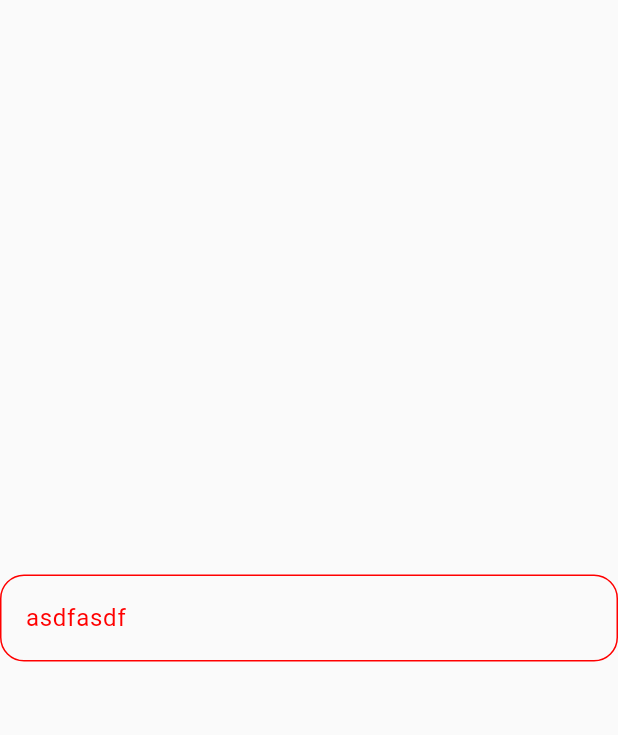
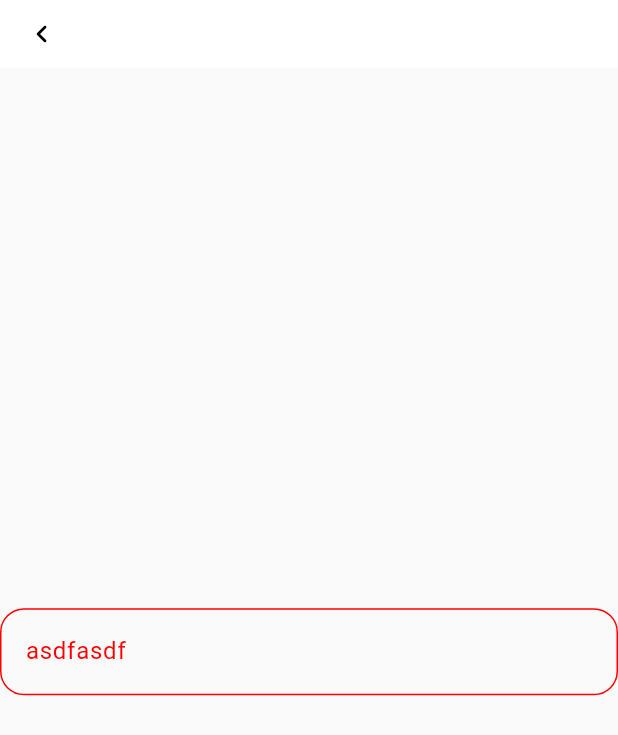
Before and after one commit to ShoshiDeveloper/shoko_ui, a Flutter app: the screen it shows after launch, on a phone screen of 412 x 824 dp. Shown: the top 735 px of the screen. Run offline on Flutter 3.47's test engine with Material 3 defaults, Android fonts, the phone set to English and light mode, and no system bars; our stand-ins replace gap.

Commit message:
update example

```diff
--- a/example/lib/main.dart
+++ b/example/lib/main.dart
@@ -18,8 +18,9 @@ class MyApp extends StatelessWidget {
     return const MaterialApp(
       home: SThemeWidget(
           shokoUITheme: STheme(
-              badgeTheme: SBadgeTheme(alertColor: Colors.red, textAlertColor: Colors.white),
-              contentTheme: SContentColors(
+            badgeTheme: SBadgeTheme(alertColor: Colors.red, textAlertColor: Colors.white),
+            colors: SThemeColors(
+              content: SContentColors(
                 primary: Colors.black,
                 invertPrimary: Colors.white,
                 secondary: Color.fromRGBO(155, 155, 155, 1),
@@ -28,7 +29,7 @@ class MyApp extends StatelessWidget {
                 success: Colors.green,
                 alert: Colors.red,
               ),
-              backgroundTheme: SBackgroundColors(
+              background: SBackgroundColors(
                   primary: Colors.white,
                   secondary: Color.fromRGBO(250, 250, 250, 1),
                   tertiary: Color.fromRGBO(235, 237, 240, 1),
@@ -37,7 +38,9 @@ class MyApp extends StatelessWidget {
                   success: Colors.green,
                   successLight: Color.fromRGBO(229, 255, 237, 1),
                   alert: Colors.red,
-                  alertLight: Color.fromRGBO(255, 233, 232, 1))),
+                  alertLight: Color.fromRGBO(255, 233, 232, 1)),
+            ),
+          ),
           child: MyHomePage()),
     );
   }
@@ -63,9 +66,12 @@ class _MyHomePageState extends State<MyHomePage> {
   @override
   Widget build(BuildContext context) {
     return Scaffold(
-        backgroundColor: context.theme.backgroundTheme.secondary,
-        body: Center(
-            child: Column(
+      appBar: SAppBar(
+          // title: 'aboba',
+          ),
+      backgroundColor: context.theme.colors.background.secondary,
+      body: Center(
+        child: Column(
           mainAxisAlignment: MainAxisAlignment.center,
           children: [
             STextField(
@@ -74,6 +80,8 @@ class _MyHomePageState extends State<MyHomePage> {
               label: 'asdfasdf',
             ),
           ],
-        )));
+        ),
+      ),
+    );
   }
 }
```
Also changed, not shown: example/pubspec.yaml (+7 -8 lines), example/pubspec.lock, 7 other files.
